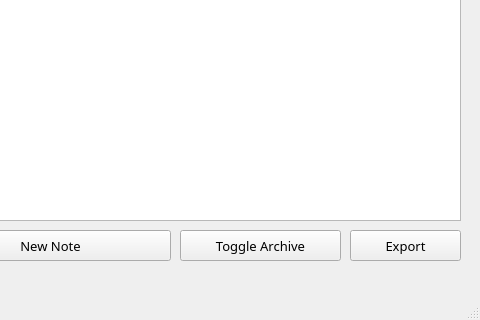
Above: Note-App/mainwindow.ui from knu-2-tochanenko/OOP before the change; both pictures show x 520 to 1000 and y 380 to 700 of the 1000 by 700 pixel window. Below: the same form after it.
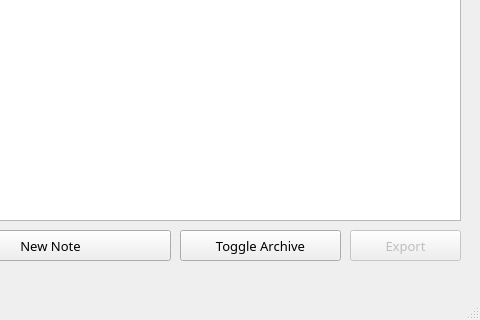
That is the form after the change.

Commit message: Fixed bug with ok button

Patch:
```diff
--- a/Note-App/mainwindow.ui
+++ b/Note-App/mainwindow.ui
@@ -160,6 +160,9 @@
     </property>
    </widget>
    <widget class="QPushButton" name="button_export">
+    <property name="enabled">
+     <bool>false</bool>
+    </property>
     <property name="geometry">
      <rect>
       <x>870</x>
```
The commit also changes 1 other file.
